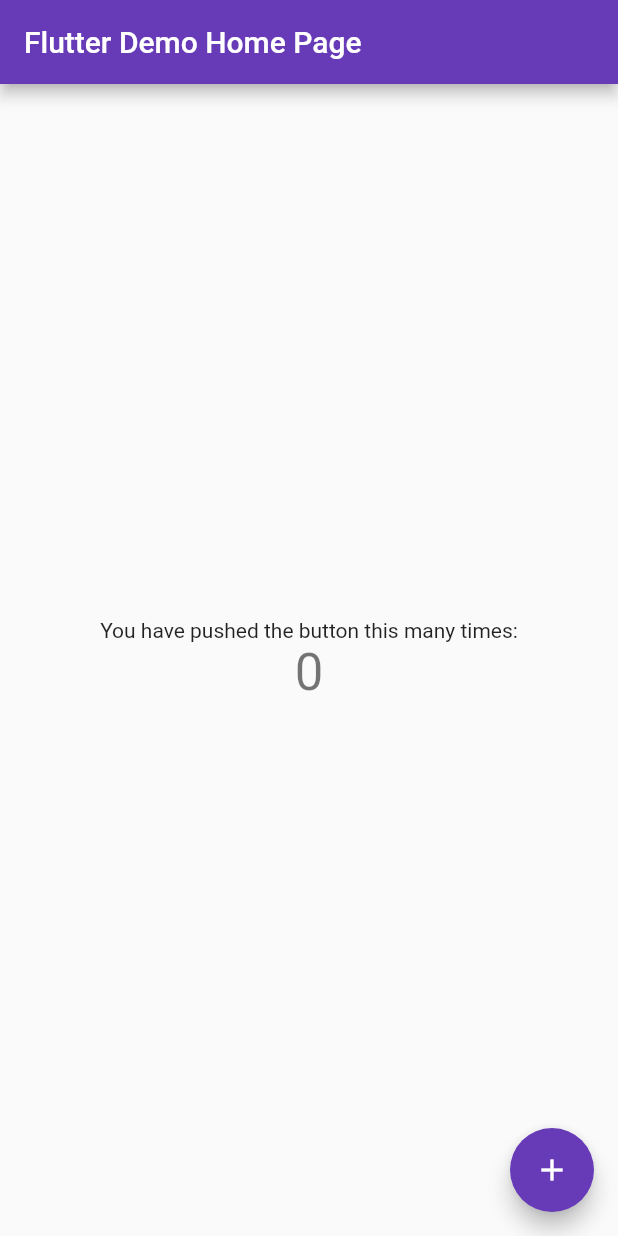
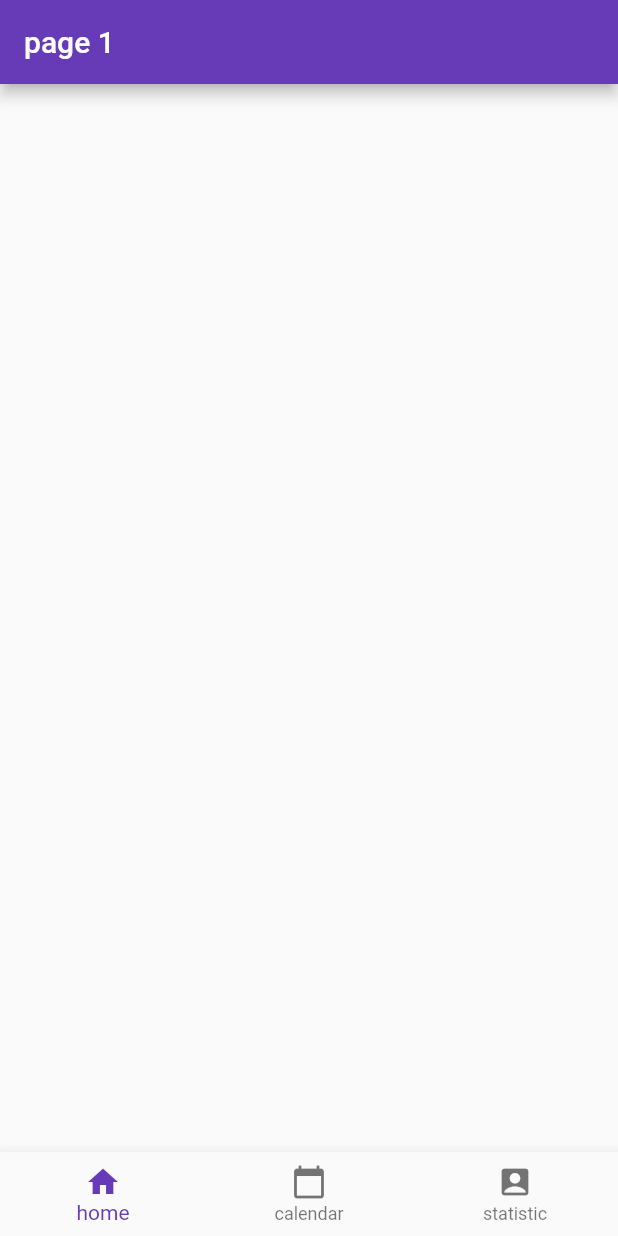
Before and after one commit to Moberd/mind_tracker, a Flutter app: the screen it shows after launch, on a phone screen of 412 x 824 dp. Run offline on Flutter 3.47's test engine with Material 2 defaults, Android fonts, the phone set to English and light mode, and no system bars.

Commit message:
Добавил нижний хотбар (только внешне, функцианала пока нет) Андрей

```diff
--- a/lib/main.dart
+++ b/lib/main.dart
@@ -9,15 +9,47 @@
   @override
   Widget build(BuildContext context) {
     return MaterialApp(
+      debugShowCheckedModeBanner: false,
       title: 'Flutter Demo',
       theme: ThemeData(
         primarySwatch: Colors.deepPurple,
         visualDensity: VisualDensity.adaptivePlatformDensity,
       ),
-      home: MyHomePage(title: 'Flutter Demo Home Page'),
+      home: Home(/*title: 'Flutter Demo Home Page'*/),
     );
   }
 }
+
+class Home extends StatefulWidget{
+  @override
+  State<StatefulWidget> createState() {
+    return _HomeState();
+  }
+
+
+}
+
+class _HomeState extends State<Home>{
+  @override
+  Widget build(BuildContext context) {
+    return Scaffold(
+      appBar: AppBar(title: Text('page 1')),
+      bottomNavigationBar: BottomNavigationBar(
+        currentIndex: 0,
+        items: [
+          BottomNavigationBarItem(icon: new Icon(Icons.home), title: new Text('home')),      ///Главное окно с вводом информации
+          BottomNavigationBarItem(icon: new Icon(Icons.calendar_today) ,title: new Text('calendar')),   /// статистика по дням
+          BottomNavigationBarItem(icon: new Icon(Icons.account_box),title: new Text('statistic'))     ///
+        ],
+      ),
+
+
+
+    );
+  }
+
+}
+
 
 class MyHomePage extends StatefulWidget {
   MyHomePage({Key key, this.title}) : super(key: key);
```
